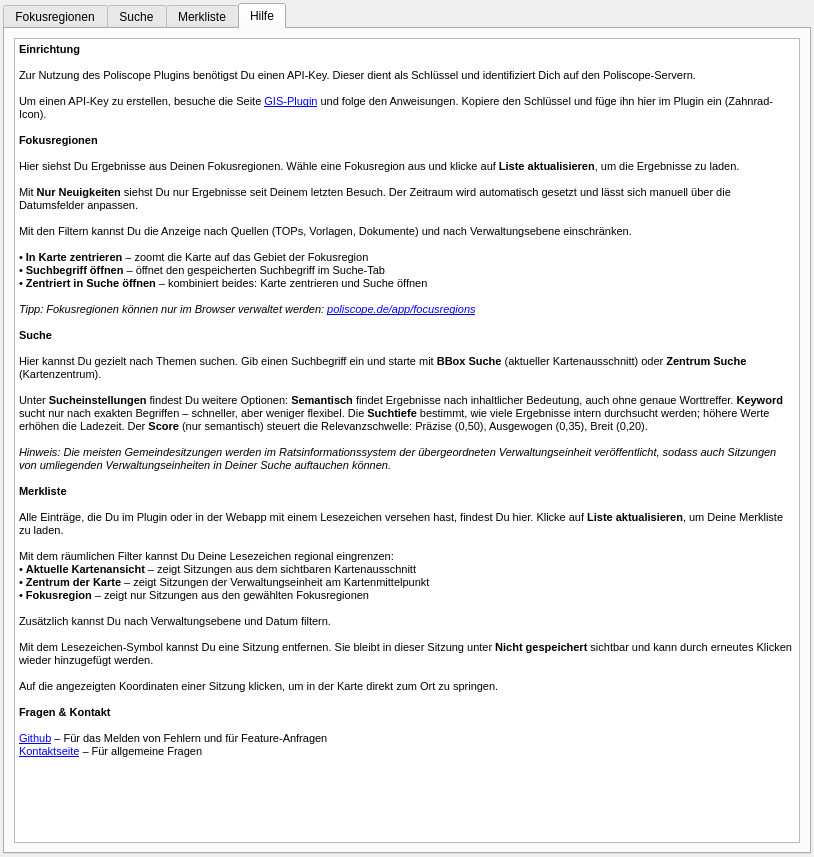
This is ui/poliscope_plugin_dockwidget_base.ui in poliscope-de/poliscope-qgis-plugin as Qt 5 draws it before an edit. The edited form follows.
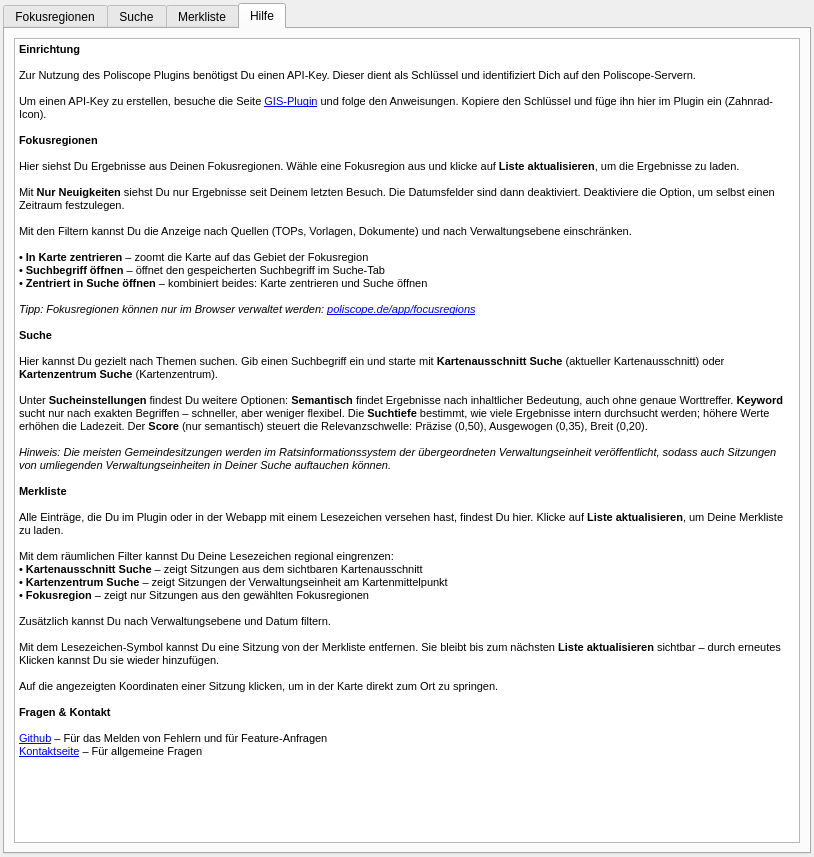
This is the edited form. The open tabs and pages were chosen to show the change. Icons and pictures are not drawn. Custom widgets are drawn as their Qt base class.

Commit message:
Tidy up: remove dead code, fix RIS URL, update Hilfe tab, drop _fetch_entity_hierarchy
- Remove results_count_watchlist (unused)
- Fix pbOpenRIS in Merkliste: use ris.urls[] instead of stale ris.url
- Drop _fetch_entity_hierarchy and _entity_hierarchy entirely; use parents/location
  already embedded in /meetings/bookmarked response
- Update Hilfe tab: fix Nur Neuigkeiten description, rename BBox/Zentrum buttons,
  update Merkliste geo filter names, fix bookmark removal description

What changed in the file:
```diff
--- a/ui/poliscope_plugin_dockwidget_base.ui
+++ b/ui/poliscope_plugin_dockwidget_base.ui
@@ -1892,7 +1892,7 @@
 &lt;p style=&quot; margin-top:0px; margin-bottom:0px; margin-left:0px; margin-right:0px; -qt-block-indent:0; text-indent:0px;&quot;&gt; &lt;/p&gt;
 &lt;p style=&quot; margin-top:0px; margin-bottom:0px; margin-left:0px; margin-right:0px; -qt-block-indent:0; text-indent:0px;&quot;&gt;&lt;span style=&quot; font-size:8pt;&quot;&gt;Hier siehst Du Ergebnisse aus Deinen Fokusregionen. Wähle eine Fokusregion aus und klicke auf &lt;/span&gt;&lt;span style=&quot; font-size:8pt; font-weight:600;&quot;&gt;Liste aktualisieren&lt;/span&gt;&lt;span style=&quot; font-size:8pt;&quot;&gt;, um die Ergebnisse zu laden.&lt;/span&gt;&lt;/p&gt;
 &lt;p style=&quot; margin-top:0px; margin-bottom:0px; margin-left:0px; margin-right:0px; -qt-block-indent:0; text-indent:0px;&quot;&gt; &lt;/p&gt;
-&lt;p style=&quot; margin-top:0px; margin-bottom:0px; margin-left:0px; margin-right:0px; -qt-block-indent:0; text-indent:0px;&quot;&gt;&lt;span style=&quot; font-size:8pt;&quot;&gt;Mit &lt;/span&gt;&lt;span style=&quot; font-size:8pt; font-weight:600;&quot;&gt;Nur Neuigkeiten&lt;/span&gt;&lt;span style=&quot; font-size:8pt;&quot;&gt; siehst Du nur Ergebnisse seit Deinem letzten Besuch. Der Zeitraum wird automatisch gesetzt und lässt sich manuell über die Datumsfelder anpassen.&lt;/span&gt;&lt;/p&gt;
+&lt;p style=&quot; margin-top:0px; margin-bottom:0px; margin-left:0px; margin-right:0px; -qt-block-indent:0; text-indent:0px;&quot;&gt;&lt;span style=&quot; font-size:8pt;&quot;&gt;Mit &lt;/span&gt;&lt;span style=&quot; font-size:8pt; font-weight:600;&quot;&gt;Nur Neuigkeiten&lt;/span&gt;&lt;span style=&quot; font-size:8pt;&quot;&gt; siehst Du nur Ergebnisse seit Deinem letzten Besuch. Die Datumsfelder sind dann deaktiviert. Deaktiviere die Option, um selbst einen Zeitraum festzulegen.&lt;/span&gt;&lt;/p&gt;
 &lt;p style=&quot; margin-top:0px; margin-bottom:0px; margin-left:0px; margin-right:0px; -qt-block-indent:0; text-indent:0px;&quot;&gt; &lt;/p&gt;
 &lt;p style=&quot; margin-top:0px; margin-bottom:0px; margin-left:0px; margin-right:0px; -qt-block-indent:0; text-indent:0px;&quot;&gt;&lt;span style=&quot; font-size:8pt;&quot;&gt;Mit den Filtern kannst Du die Anzeige nach Quellen (TOPs, Vorlagen, Dokumente) und nach Verwaltungsebene einschränken.&lt;/span&gt;&lt;/p&gt;
 &lt;p style=&quot; margin-top:0px; margin-bottom:0px; margin-left:0px; margin-right:0px; -qt-block-indent:0; text-indent:0px;&quot;&gt; &lt;/p&gt;
@@ -1904,7 +1904,7 @@
 &lt;p style=&quot; margin-top:0px; margin-bottom:0px; margin-left:0px; margin-right:0px; -qt-block-indent:0; text-indent:0px;&quot;&gt; &lt;/p&gt;
 &lt;p style=&quot; margin-top:0px; margin-bottom:0px; margin-left:0px; margin-right:0px; -qt-block-indent:0; text-indent:0px;&quot;&gt;&lt;span style=&quot; font-size:8pt; font-weight:600;&quot;&gt;Suche&lt;/span&gt;&lt;/p&gt;
 &lt;p style=&quot; margin-top:0px; margin-bottom:0px; margin-left:0px; margin-right:0px; -qt-block-indent:0; text-indent:0px;&quot;&gt; &lt;/p&gt;
-&lt;p style=&quot; margin-top:0px; margin-bottom:0px; margin-left:0px; margin-right:0px; -qt-block-indent:0; text-indent:0px;&quot;&gt;&lt;span style=&quot; font-size:8pt;&quot;&gt;Hier kannst Du gezielt nach Themen suchen. Gib einen Suchbegriff ein und starte mit &lt;/span&gt;&lt;span style=&quot; font-size:8pt; font-weight:600;&quot;&gt;BBox Suche&lt;/span&gt;&lt;span style=&quot; font-size:8pt;&quot;&gt; (aktueller Kartenausschnitt) oder &lt;/span&gt;&lt;span style=&quot; font-size:8pt; font-weight:600;&quot;&gt;Zentrum Suche&lt;/span&gt;&lt;span style=&quot; font-size:8pt;&quot;&gt; (Kartenzentrum).&lt;/span&gt;&lt;/p&gt;
+&lt;p style=&quot; margin-top:0px; margin-bottom:0px; margin-left:0px; margin-right:0px; -qt-block-indent:0; text-indent:0px;&quot;&gt;&lt;span style=&quot; font-size:8pt;&quot;&gt;Hier kannst Du gezielt nach Themen suchen. Gib einen Suchbegriff ein und starte mit &lt;/span&gt;&lt;span style=&quot; font-size:8pt; font-weight:600;&quot;&gt;Kartenausschnitt Suche&lt;/span&gt;&lt;span style=&quot; font-size:8pt;&quot;&gt; (aktueller Kartenausschnitt) oder &lt;/span&gt;&lt;span style=&quot; font-size:8pt; font-weight:600;&quot;&gt;Kartenzentrum Suche&lt;/span&gt;&lt;span style=&quot; font-size:8pt;&quot;&gt; (Kartenzentrum).&lt;/span&gt;&lt;/p&gt;
 &lt;p style=&quot; margin-top:0px; margin-bottom:0px; margin-left:0px; margin-right:0px; -qt-block-indent:0; text-indent:0px;&quot;&gt; &lt;/p&gt;
 &lt;p style=&quot; margin-top:0px; margin-bottom:0px; margin-left:0px; margin-right:0px; -qt-block-indent:0; text-indent:0px;&quot;&gt;&lt;span style=&quot; font-size:8pt;&quot;&gt;Unter &lt;/span&gt;&lt;span style=&quot; font-size:8pt; font-weight:600;&quot;&gt;Sucheinstellungen&lt;/span&gt;&lt;span style=&quot; font-size:8pt;&quot;&gt; findest Du weitere Optionen: &lt;/span&gt;&lt;span style=&quot; font-size:8pt; font-weight:600;&quot;&gt;Semantisch&lt;/span&gt;&lt;span style=&quot; font-size:8pt;&quot;&gt; findet Ergebnisse nach inhaltlicher Bedeutung, auch ohne genaue Worttreffer. &lt;/span&gt;&lt;span style=&quot; font-size:8pt; font-weight:600;&quot;&gt;Keyword&lt;/span&gt;&lt;span style=&quot; font-size:8pt;&quot;&gt; sucht nur nach exakten Begriffen – schneller, aber weniger flexibel. Die &lt;/span&gt;&lt;span style=&quot; font-size:8pt; font-weight:600;&quot;&gt;Suchtiefe&lt;/span&gt;&lt;span style=&quot; font-size:8pt;&quot;&gt; bestimmt, wie viele Ergebnisse intern durchsucht werden; höhere Werte erhöhen die Ladezeit. Der &lt;/span&gt;&lt;span style=&quot; font-size:8pt; font-weight:600;&quot;&gt;Score&lt;/span&gt;&lt;span style=&quot; font-size:8pt;&quot;&gt; (nur semantisch) steuert die Relevanzschwelle: Präzise (0,50), Ausgewogen (0,35), Breit (0,20).&lt;/span&gt;&lt;/p&gt;
 &lt;p style=&quot; margin-top:0px; margin-bottom:0px; margin-left:0px; margin-right:0px; -qt-block-indent:0; text-indent:0px;&quot;&gt; &lt;/p&gt;
@@ -1915,13 +1915,13 @@
 &lt;p style=&quot; margin-top:0px; margin-bottom:0px; margin-left:0px; margin-right:0px; -qt-block-indent:0; text-indent:0px;&quot;&gt;&lt;span style=&quot; font-size:8pt;&quot;&gt;Alle Einträge, die Du im Plugin oder in der Webapp mit einem Lesezeichen versehen hast, findest Du hier. Klicke auf &lt;/span&gt;&lt;span style=&quot; font-size:8pt; font-weight:600;&quot;&gt;Liste aktualisieren&lt;/span&gt;&lt;span style=&quot; font-size:8pt;&quot;&gt;, um Deine Merkliste zu laden.&lt;/span&gt;&lt;/p&gt;
 &lt;p style=&quot; margin-top:0px; margin-bottom:0px; margin-left:0px; margin-right:0px; -qt-block-indent:0; text-indent:0px;&quot;&gt; &lt;/p&gt;
 &lt;p style=&quot; margin-top:0px; margin-bottom:0px; margin-left:0px; margin-right:0px; -qt-block-indent:0; text-indent:0px;&quot;&gt;&lt;span style=&quot; font-size:8pt;&quot;&gt;Mit dem räumlichen Filter kannst Du Deine Lesezeichen regional eingrenzen:&lt;/span&gt;&lt;/p&gt;
-&lt;p style=&quot; margin-top:0px; margin-bottom:0px; margin-left:0px; margin-right:0px; -qt-block-indent:0; text-indent:0px;&quot;&gt;&lt;span style=&quot; font-size:8pt;&quot;&gt;• &lt;/span&gt;&lt;span style=&quot; font-size:8pt; font-weight:600;&quot;&gt;Aktuelle Kartenansicht&lt;/span&gt;&lt;span style=&quot; font-size:8pt;&quot;&gt; – zeigt Sitzungen aus dem sichtbaren Kartenausschnitt&lt;/span&gt;&lt;/p&gt;
-&lt;p style=&quot; margin-top:0px; margin-bottom:0px; margin-left:0px; margin-right:0px; -qt-block-indent:0; text-indent:0px;&quot;&gt;&lt;span style=&quot; font-size:8pt;&quot;&gt;• &lt;/span&gt;&lt;span style=&quot; font-size:8pt; font-weight:600;&quot;&gt;Zentrum der Karte&lt;/span&gt;&lt;span style=&quot; font-size:8pt;&quot;&gt; – zeigt Sitzungen der Verwaltungseinheit am Kartenmittelpunkt&lt;/span&gt;&lt;/p&gt;
+&lt;p style=&quot; margin-top:0px; margin-bottom:0px; margin-left:0px; margin-right:0px; -qt-block-indent:0; text-indent:0px;&quot;&gt;&lt;span style=&quot; font-size:8pt;&quot;&gt;• &lt;/span&gt;&lt;span style=&quot; font-size:8pt; font-weight:600;&quot;&gt;Kartenausschnitt Suche&lt;/span&gt;&lt;span style=&quot; font-size:8pt;&quot;&gt; – zeigt Sitzungen aus dem sichtbaren Kartenausschnitt&lt;/span&gt;&lt;/p&gt;
+&lt;p style=&quot; margin-top:0px; margin-bottom:0px; margin-left:0px; margin-right:0px; -qt-block-indent:0; text-indent:0px;&quot;&gt;&lt;span style=&quot; font-size:8pt;&quot;&gt;• &lt;/span&gt;&lt;span style=&quot; font-size:8pt; font-weight:600;&quot;&gt;Kartenzentrum Suche&lt;/span&gt;&lt;span style=&quot; font-size:8pt;&quot;&gt; – zeigt Sitzungen der Verwaltungseinheit am Kartenmittelpunkt&lt;/span&gt;&lt;/p&gt;
 &lt;p style=&quot; margin-top:0px; margin-bottom:0px; margin-left:0px; margin-right:0px; -qt-block-indent:0; text-indent:0px;&quot;&gt;&lt;span style=&quot; font-size:8pt;&quot;&gt;• &lt;/span&gt;&lt;span style=&quot; font-size:8pt; font-weight:600;&quot;&gt;Fokusregion&lt;/span&gt;&lt;span style=&quot; font-size:8pt;&quot;&gt; – zeigt nur Sitzungen aus den gewählten Fokusregionen&lt;/span&gt;&lt;/p&gt;
 &lt;p style=&quot; margin-top:0px; margin-bottom:0px; margin-left:0px; margin-right:0px; -qt-block-indent:0; text-indent:0px;&quot;&gt; &lt;/p&gt;
 &lt;p style=&quot; margin-top:0px; margin-bottom:0px; margin-left:0px; margin-right:0px; -qt-block-indent:0; text-indent:0px;&quot;&gt;&lt;span style=&quot; font-size:8pt;&quot;&gt;Zusätzlich kannst Du nach Verwaltungsebene und Datum filtern.&lt;/span&gt;&lt;/p&gt;
 &lt;p style=&quot; margin-top:0px; margin-bottom:0px; margin-left:0px; margin-right:0px; -qt-block-indent:0; text-indent:0px;&quot;&gt; &lt;/p&gt;
-&lt;p style=&quot; margin-top:0px; margin-bottom:0px; margin-left:0px; margin-right:0px; -qt-block-indent:0; text-indent:0px;&quot;&gt;&lt;span style=&quot; font-size:8pt;&quot;&gt;Mit dem Lesezeichen-Symbol kannst Du eine Sitzung entfernen. Sie bleibt in dieser Sitzung unter &lt;/span&gt;&lt;span style=&quot; font-size:8pt; font-weight:600;&quot;&gt;Nicht gespeichert&lt;/span&gt;&lt;span style=&quot; font-size:8pt;&quot;&gt; sichtbar und kann durch erneutes Klicken wieder hinzugefügt werden.&lt;/span&gt;&lt;/p&gt;
+&lt;p style=&quot; margin-top:0px; margin-bottom:0px; margin-left:0px; margin-right:0px; -qt-block-indent:0; text-indent:0px;&quot;&gt;&lt;span style=&quot; font-size:8pt;&quot;&gt;Mit dem Lesezeichen-Symbol kannst Du eine Sitzung von der Merkliste entfernen. Sie bleibt bis zum nächsten &lt;/span&gt;&lt;span style=&quot; font-size:8pt; font-weight:600;&quot;&gt;Liste aktualisieren&lt;/span&gt;&lt;span style=&quot; font-size:8pt;&quot;&gt; sichtbar – durch erneutes Klicken kannst Du sie wieder hinzufügen.&lt;/span&gt;&lt;/p&gt;
 &lt;p style=&quot; margin-top:0px; margin-bottom:0px; margin-left:0px; margin-right:0px; -qt-block-indent:0; text-indent:0px;&quot;&gt; &lt;/p&gt;
 &lt;p style=&quot; margin-top:0px; margin-bottom:0px; margin-left:0px; margin-right:0px; -qt-block-indent:0; text-indent:0px;&quot;&gt;&lt;span style=&quot; font-size:8pt;&quot;&gt;Auf die angezeigten Koordinaten einer Sitzung klicken, um in der Karte direkt zum Ort zu springen.&lt;/span&gt;&lt;/p&gt;
 &lt;p style=&quot; margin-top:0px; margin-bottom:0px; margin-left:0px; margin-right:0px; -qt-block-indent:0; text-indent:0px;&quot;&gt; &lt;/p&gt;
```
The commit also changes 1 other file.
